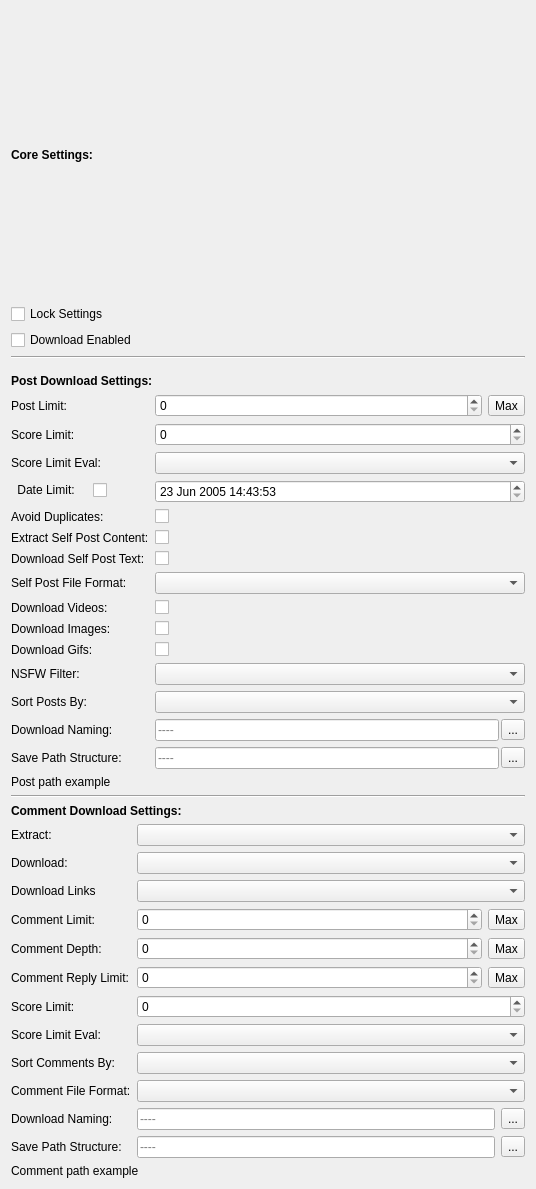
This is Resources/ui_files/widgets/object_settings_widget.ui in MalloyDelacroix/DownloaderForReddit as Qt 5 draws it before an edit. The edited form follows.
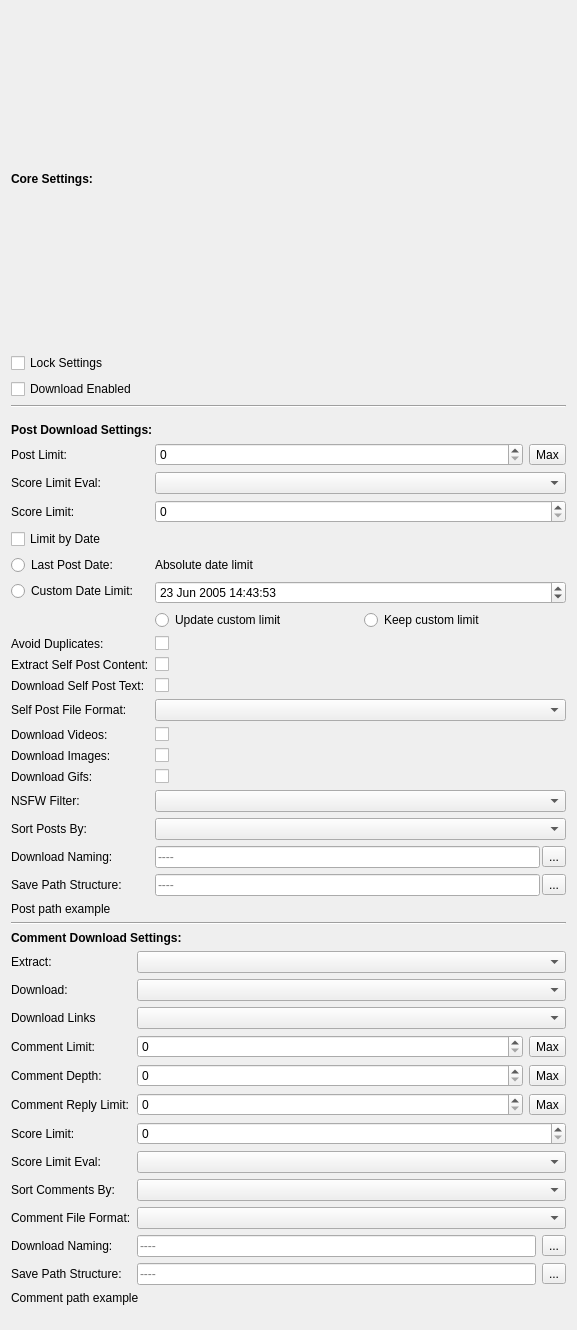
This is the edited form.

Commit message: Improve reddit object date limit controls

The edit to the form file:
```diff
--- a/Resources/ui_files/widgets/object_settings_widget.ui
+++ b/Resources/ui_files/widgets/object_settings_widget.ui
@@ -6,8 +6,8 @@
    <rect>
     <x>0</x>
     <y>0</y>
-    <width>536</width>
-    <height>1189</height>
+    <width>577</width>
+    <height>1330</height>
    </rect>
   </property>
   <property name="windowTitle">
@@ -111,185 +111,151 @@
         </layout>
        </item>
        <item row="4" column="0">
+        <widget class="QLabel" name="label_11">
+         <property name="text">
+          <string>Score Limit Eval:</string>
+         </property>
+        </widget>
+       </item>
+       <item row="4" column="1">
+        <widget class="QComboBox" name="score_limit_operator_combo"/>
+       </item>
+       <item row="5" column="0">
         <widget class="QLabel" name="label_9">
          <property name="text">
           <string>Score Limit:</string>
          </property>
         </widget>
        </item>
-       <item row="4" column="1">
+       <item row="5" column="1">
         <widget class="QSpinBox" name="score_limit_spinbox">
          <property name="maximum">
           <number>10000000</number>
          </property>
         </widget>
        </item>
-       <item row="5" column="0">
-        <widget class="QLabel" name="label_11">
-         <property name="text">
-          <string>Score Limit Eval:</string>
-         </property>
-        </widget>
-       </item>
-       <item row="5" column="1">
-        <widget class="QComboBox" name="score_limit_operator_combo"/>
-       </item>
-       <item row="6" column="0">
-        <widget class="QCheckBox" name="date_limit_checkbox">
-         <property name="layoutDirection">
-          <enum>Qt::RightToLeft</enum>
-         </property>
-         <property name="text">
-          <string>Date Limit:    </string>
-         </property>
-        </widget>
-       </item>
-       <item row="6" column="1">
-        <widget class="QDateTimeEdit" name="date_limit_edit">
-         <property name="dateTime">
-          <datetime>
-           <hour>14</hour>
-           <minute>43</minute>
-           <second>53</second>
-           <year>2005</year>
-           <month>6</month>
-           <day>23</day>
-          </datetime>
-         </property>
-         <property name="minimumDateTime">
-          <datetime>
-           <hour>14</hour>
-           <minute>43</minute>
-           <second>53</second>
-           <year>2005</year>
-           <month>6</month>
-           <day>23</day>
-          </datetime>
-         </property>
-        </widget>
-       </item>
-       <item row="7" column="0">
+       <item row="11" column="0">
         <widget class="QLabel" name="label_12">
          <property name="text">
           <string>Avoid Duplicates:</string>
          </property>
         </widget>
        </item>
-       <item row="7" column="1">
+       <item row="11" column="1">
         <widget class="QCheckBox" name="avoid_duplicates_checkbox">
          <property name="text">
           <string/>
          </property>
         </widget>
        </item>
-       <item row="8" column="0">
+       <item row="12" column="0">
         <widget class="QLabel" name="label_30">
          <property name="text">
           <string>Extract Self Post Content:</string>
          </property>
         </widget>
        </item>
-       <item row="8" column="1">
+       <item row="12" column="1">
         <widget class="QCheckBox" name="extract_self_post_content_checkbox">
          <property name="text">
           <string/>
          </property>
         </widget>
        </item>
-       <item row="9" column="0">
+       <item row="13" column="0">
         <widget class="QLabel" name="label_15">
          <property name="text">
           <string>Download Self Post Text:</string>
          </property>
         </widget>
        </item>
-       <item row="9" column="1">
+       <item row="13" column="1">
         <widget class="QCheckBox" name="download_self_post_text_checkbox">
          <property name="text">
           <string/>
          </property>
         </widget>
        </item>
-       <item row="10" column="0">
+       <item row="14" column="0">
         <widget class="QLabel" name="label_31">
          <property name="text">
           <string>Self Post File Format:</string>
          </property>
         </widget>
        </item>
-       <item row="10" column="1">
+       <item row="14" column="1">
         <widget class="QComboBox" name="self_post_file_format_combo"/>
        </item>
-       <item row="11" column="0">
+       <item row="15" column="0">
         <widget class="QLabel" name="label_13">
          <property name="text">
           <string>Download Videos:</string>
          </property>
         </widget>
        </item>
-       <item row="11" column="1">
+       <item row="15" column="1">
         <widget class="QCheckBox" name="download_videos_checkbox">
          <property name="text">
           <string/>
          </property>
         </widget>
        </item>
-       <item row="12" column="0">
+       <item row="16" column="0">
         <widget class="QLabel" name="label_14">
          <property name="text">
           <string>Download Images:</string>
          </property>
         </widget>
        </item>
-       <item row="12" column="1">
+       <item row="16" column="1">
         <widget class="QCheckBox" name="download_images_checkbox">
          <property name="text">
           <string/>
          </property>
         </widget>
        </item>
-       <item row="13" column="0">
+       <item row="17" column="0">
         <widget class="QLabel" name="label_29">
          <property name="text">
           <string>Download Gifs:</string>
          </property>
         </widget>
        </item>
-       <item row="13" column="1">
+       <item row="17" column="1">
         <widget class="QCheckBox" name="download_gifs_checkbox">
          <property name="text">
           <string/>
          </property>
         </widget>
        </item>
-       <item row="14" column="0">
+       <item row="18" column="0">
         <widget class="QLabel" name="label_28">
          <property name="text">
           <string>NSFW Filter:</string>
          </property>
         </widget>
        </item>
-       <item row="14" column="1">
+       <item row="18" column="1">
         <widget class="QComboBox" name="nsfw_filter_combo"/>
        </item>
-       <item row="15" column="0">
+       <item row="19" column="0">
         <widget class="QLabel" name="label_16">
          <property name="text">
           <string>Sort Posts By:</string>
          </property>
         </widget>
        </item>
-       <item row="15" column="1">
+       <item row="19" column="1">
         <widget class="QComboBox" name="post_sort_combo"/>
        </item>
-       <item row="18" column="0">
+       <item row="22" column="0">
         <widget class="QLabel" name="post_download_naming_label">
          <property name="text">
           <string>Download Naming:</string>
          </property>
         </widget>
        </item>
-       <item row="18" column="1">
+       <item row="22" column="1">
         <layout class="QHBoxLayout" name="horizontalLayout_2">
          <property name="spacing">
           <number>2</number>
@@ -313,14 +279,14 @@
          </item>
         </layout>
        </item>
-       <item row="19" column="0">
+       <item row="23" column="0">
         <widget class="QLabel" name="post_save_structure_label">
          <property name="text">
           <string>Save Path Structure:</string>
          </property>
         </widget>
        </item>
-       <item row="19" column="1">
+       <item row="23" column="1">
         <layout class="QHBoxLayout" name="horizontalLayout_5">
          <property name="spacing">
           <number>2</number>
@@ -344,13 +310,92 @@
          </item>
         </layout>
        </item>
-       <item row="20" column="0" colspan="2">
+       <item row="24" column="0" colspan="2">
         <widget class="QLabel" name="post_path_example_label">
          <property name="text">
           <string>Post path example</string>
          </property>
         </widget>
        </item>
+       <item row="8" column="0">
+        <widget class="QRadioButton" name="absolute_date_limit_radio">
+         <property name="text">
+          <string>Last Post Date:</string>
+         </property>
+        </widget>
+       </item>
+       <item row="9" column="0">
+        <widget class="QRadioButton" name="custom_date_limit_radio">
+         <property name="text">
+          <string>Custom Date Limit:</string>
+         </property>
+        </widget>
+       </item>
+       <item row="9" column="1">
+        <widget class="QDateTimeEdit" name="custom_date_limit_edit">
+         <property name="dateTime">
+          <datetime>
+           <hour>14</hour>
+           <minute>43</minute>
+           <second>53</second>
+           <year>2005</year>
+           <month>6</month>
+           <day>23</day>
+          </datetime>
+         </property>
+         <property name="minimumDateTime">
+          <datetime>
+           <hour>12</hour>
+           <minute>0</minute>
+           <second>0</second>
+           <year>2005</year>
+           <month>6</month>
+           <day>1</day>
+          </datetime>
+         </property>
+        </widget>
+       </item>
+       <item row="8" column="1">
+        <widget class="QLabel" name="absolute_date_limit_label">
+         <property name="text">
+          <string>Absolute date limit</string>
+         </property>
+        </widget>
+       </item>
+       <item row="7" column="0">
+        <widget class="QCheckBox" name="limit_date_checkbox">
+         <property name="layoutDirection">
+          <enum>Qt::LeftToRight</enum>
+         </property>
+         <property name="text">
+          <string>Limit by Date</string>
+         </property>
+        </widget>
+       </item>
+       <item row="10" column="1">
+        <layout class="QHBoxLayout" name="horizontalLayout_10">
+         <item>
+          <widget class="QRadioButton" name="update_custom_date_limit_radio">
+           <property name="toolTip">
+            <string>&lt;html&gt;&lt;head/&gt;&lt;body&gt;&lt;p&gt;The custom date limit will be overridden upon the first download to the date of the latest extracted post&lt;/p&gt;&lt;/body&gt;&lt;/html&gt;</string>
+           </property>
+           <property name="text">
+            <string>Update custom limit </string>
+           </property>
+          </widget>
+         </item>
+         <item>
+          <widget class="QRadioButton" name="do_not_update_custom_date_limit_radio">
+           <property name="toolTip">
+            <string>&lt;html&gt;&lt;head/&gt;&lt;body&gt;&lt;p&gt;&lt;a name=&quot;inside&quot;/&gt;The custom date limit will not be overridden. This will result in slightly longer download times for repeat downloads.&lt;/p&gt;&lt;/body&gt;&lt;/html&gt;</string>
+           </property>
+           <property name="text">
+            <string>Keep custom limit</string>
+           </property>
+          </widget>
+         </item>
+        </layout>
+       </item>
       </layout>
      </item>
      <item>
```
The commit also changes 4 other files.
